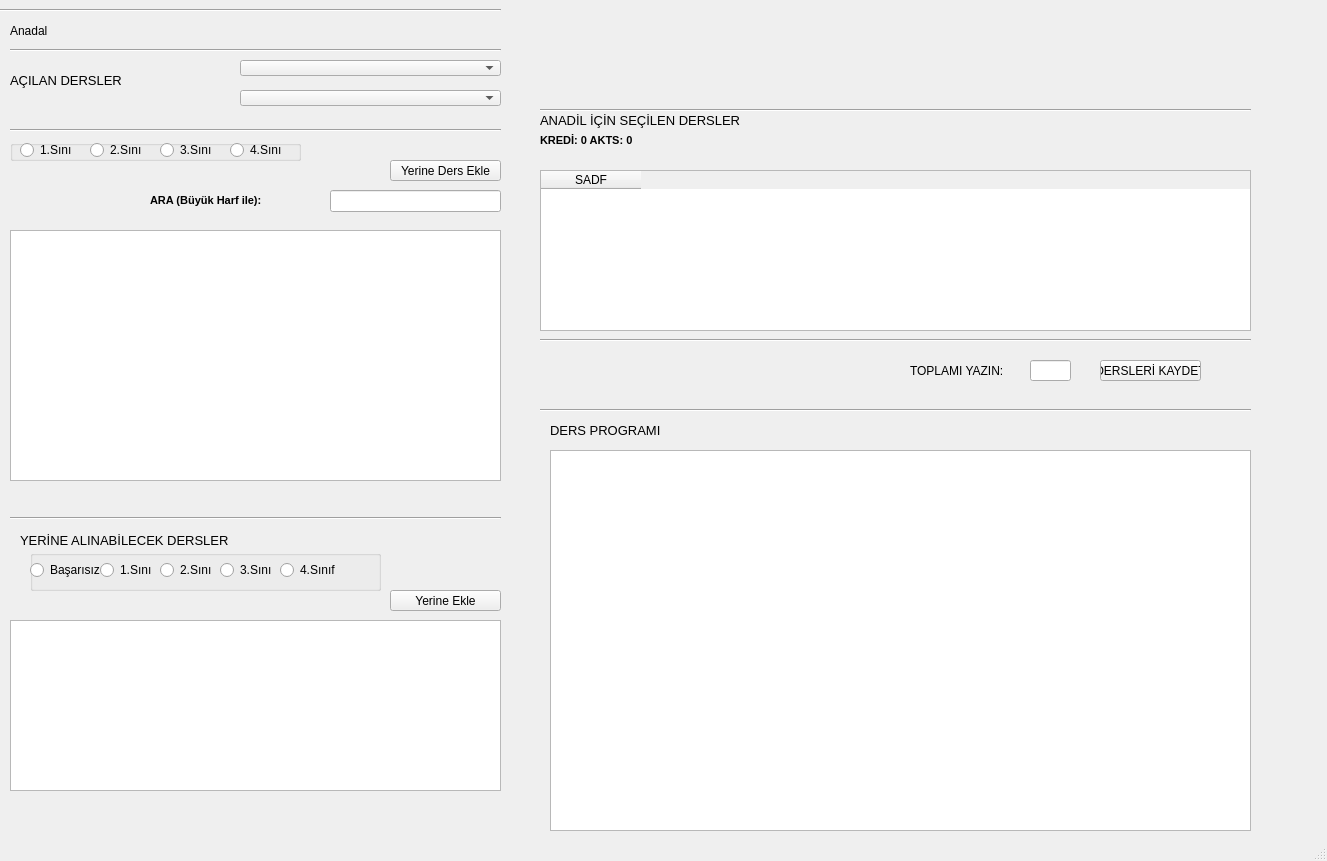
First picture: the form in FormUi/Form.ui, repository omrvrl/Course_registration_Gui, before the edit.
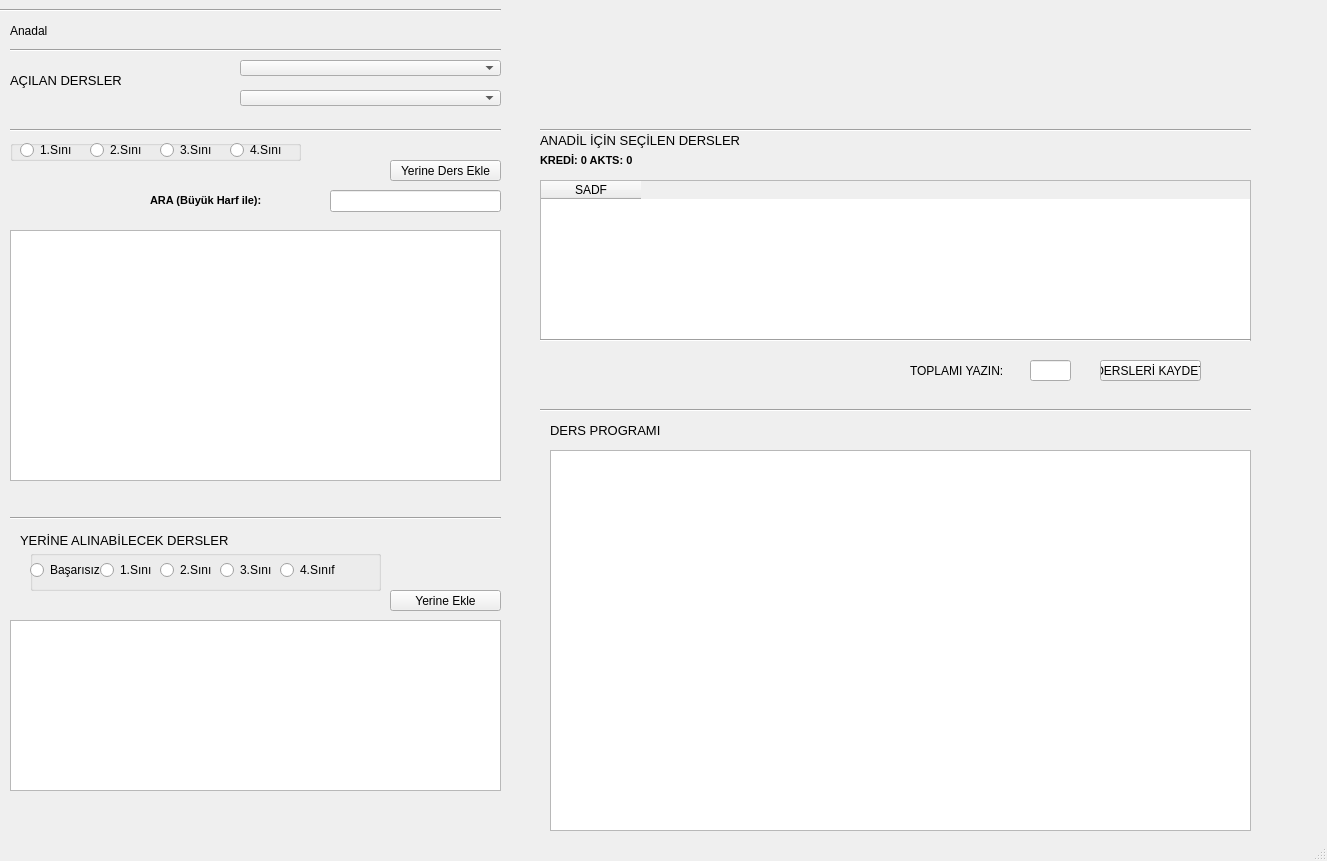
Second picture: the form after the edit. Icons and pictures are not drawn.

```diff
--- a/FormUi/Form.ui
+++ b/FormUi/Form.ui
@@ -78,7 +78,7 @@
     <property name="geometry">
      <rect>
       <x>540</x>
-      <y>100</y>
+      <y>120</y>
       <width>711</width>
       <height>20</height>
      </rect>
@@ -122,7 +122,7 @@
     <property name="geometry">
      <rect>
       <x>540</x>
-      <y>110</y>
+      <y>130</y>
       <width>261</width>
       <height>21</height>
      </rect>
@@ -292,7 +292,7 @@
     <property name="geometry">
      <rect>
       <x>540</x>
-      <y>170</y>
+      <y>180</y>
       <width>711</width>
       <height>161</height>
      </rect>
@@ -307,7 +307,7 @@
     <property name="geometry">
      <rect>
       <x>540</x>
-      <y>130</y>
+      <y>150</y>
       <width>151</width>
       <height>21</height>
      </rect>
```
Left out of the diff: 52 changed lines with no effect on the pictures.
